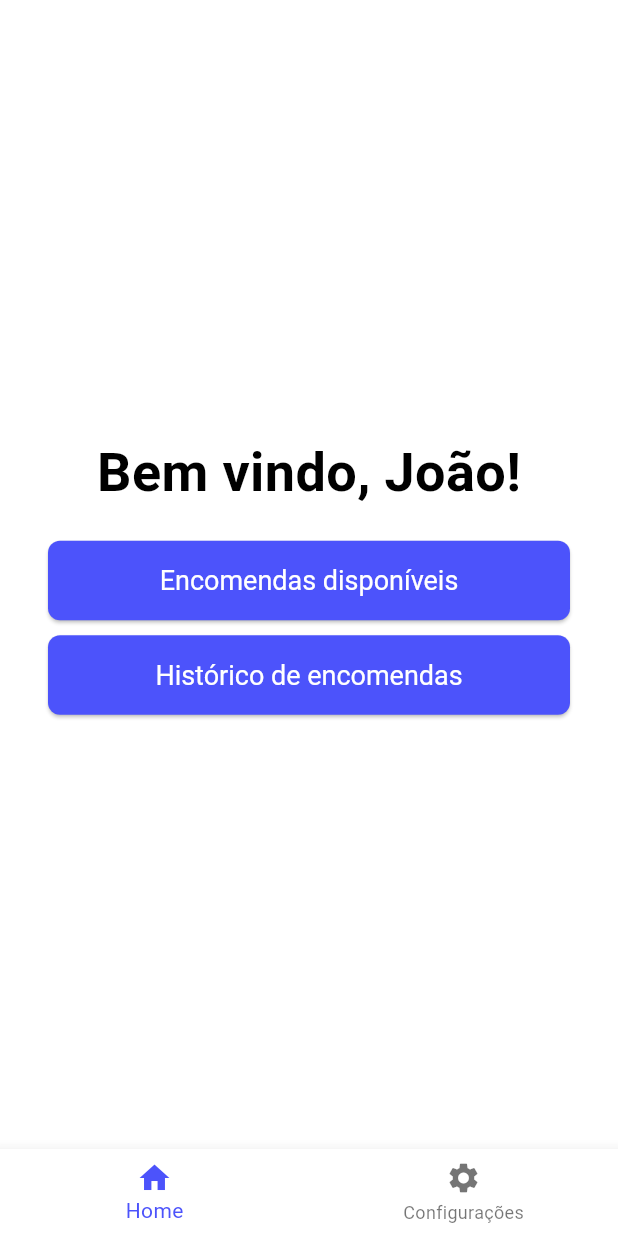
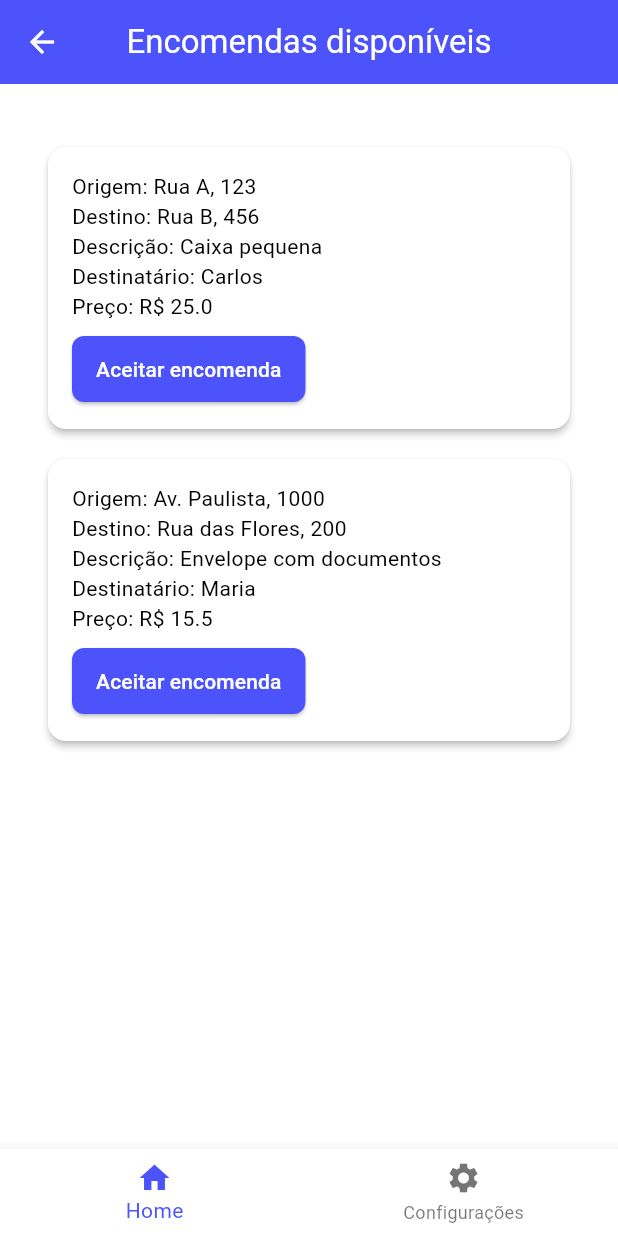
Before and after one commit to oarthurfc/delivery-app, a Flutter app: the DriverHomeScreen screen opened directly, after a tap on "Encomendas disponíveis", on a phone screen of 412 x 824 dp. Run offline on Flutter 3.47's test engine with Material 3 defaults, Android fonts, the phone set to English and light mode, and no system bars; our stand-ins replace shared_preferences; accounts and stored records are empty.

Commit message:
feat: adiciona tela de Encomenda disponíveis #15

```diff
--- /dev/null
+++ b/lib/screens/driver/driver_get_orders.dart
@@ -0,0 +1,78 @@
+import 'package:flutter/material.dart';
+import '../../widgets/common/app_bar_widget.dart';
+class GetOrderScreen extends StatelessWidget {
+  const GetOrderScreen({super.key});
+
+  final List<Map<String, dynamic>> mockOrders = const [
+    {
+      'id': 1,
+      'origem': 'Rua A, 123',
+      'destino': 'Rua B, 456',
+      'descricao': 'Caixa pequena',
+      'preco': 25.00,
+      'destinatario': 'Carlos',
+    },
+    {
+      'id': 2,
+      'origem': 'Av. Paulista, 1000',
+      'destino': 'Rua das Flores, 200',
+      'descricao': 'Envelope com documentos',
+      'preco': 15.50,
+      'destinatario': 'Maria',
+    },
+  ];
+
+  Widget buildOrderCard(Map<String, dynamic> encomenda) {
+    return Card(
+      elevation: 2,
+      margin: const EdgeInsets.symmetric(vertical: 10),
+      child: Padding(
+        padding: const EdgeInsets.all(16),
+        child: Column(
+          crossAxisAlignment: CrossAxisAlignment.start,
+          children: [
+            Text('Origem: ${encomenda['origem']}'),
+            Text('Destino: ${encomenda['destino']}'),
+            Text('Descrição: ${encomenda['descricao']}'),
+            Text('Destinatário: ${encomenda['destinatario']}'),
+            Text('Preço: R\$ ${encomenda['preco']}'),
+            const SizedBox(height: 8),
+            ElevatedButton(
+              onPressed: () {
+                // Ação para aceitar a encomenda
+              },
+              child: const Text('Aceitar encomenda'),
+            ),
+          ],
+        ),
+      ),
+    );
+  }
+
+  @override
+  Widget build(BuildContext context) {
+    return Scaffold(
+      appBar: AppBar(
+        title: const Text('Encomendas disponíveis'),
+        centerTitle: true,
+        leading: IconButton(
+          icon: const Icon(Icons.arrow_back),
+          onPressed: () => Navigator.pop(context),
+        ),
+      ),
+      body: SingleChildScrollView(
+        padding: const EdgeInsets.all(32.0),
+        child: Column(
+          crossAxisAlignment: CrossAxisAlignment.stretch,
+          children: mockOrders.map(buildOrderCard).toList(),
+        ),
+      ),
+      bottomNavigationBar: AppBottomNavBar(
+        currentIndex: 0,
+        onTap: (index) {
+          // lógica de navegação
+        },
+      ),
+    );
+  }
+}
--- a/lib/screens/driver/driver_home_screen.dart
+++ b/lib/screens/driver/driver_home_screen.dart
@@ -1,3 +1,4 @@
+import 'package:delivery/screens/driver/driver_get_orders.dart';
 import 'package:flutter/material.dart';
 import '../../widgets/common/app_bar_widget.dart';
 
@@ -25,7 +26,12 @@ class DriverHomeScreen extends StatelessWidget {
               SizedBox(
                 width: double.infinity,
                 child: ElevatedButton(
-                  onPressed: () {},
+                  onPressed: () {
+                    Navigator.push(
+                        context,
+                        MaterialPageRoute(builder: (context) => GetOrderScreen()),
+                    );
+                  },
                   style: ElevatedButton.styleFrom(
                     padding: const EdgeInsets.symmetric(vertical: 16), // aumenta a altura
                     textStyle: const TextStyle(fontSize: 18), // aumenta o tamanho da fonte
```
